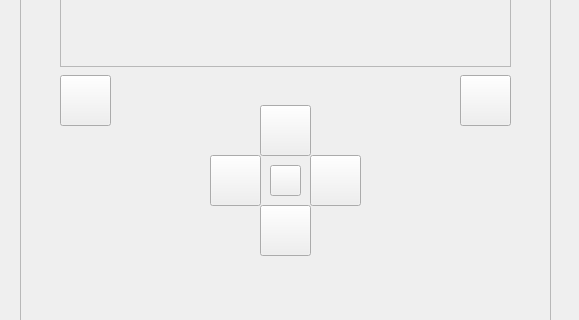
jSiderius/HeartWave, file HeartWave/mainwindow.ui: the form before one commit; both pictures show x 0 to 579 and y 225 to 545 of the 579 by 695 pixel window.
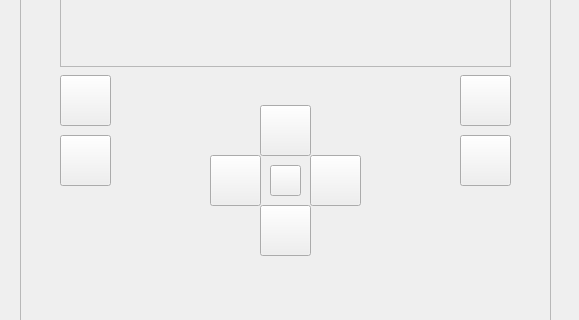
The form after the commit.

What changed in the file:
```diff
--- a/HeartWave/mainwindow.ui
+++ b/HeartWave/mainwindow.ui
@@ -149,6 +149,32 @@
       <string/>
      </property>
     </widget>
+    <widget class="QPushButton" name="deleteButton">
+     <property name="geometry">
+      <rect>
+       <x>40</x>
+       <y>350</y>
+       <width>51</width>
+       <height>51</height>
+      </rect>
+     </property>
+     <property name="text">
+      <string/>
+     </property>
+    </widget>
+    <widget class="QPushButton" name="deleteAllButton">
+     <property name="geometry">
+      <rect>
+       <x>440</x>
+       <y>350</y>
+       <width>51</width>
+       <height>51</height>
+      </rect>
+     </property>
+     <property name="text">
+      <string/>
+     </property>
+    </widget>
    </widget>
   </widget>
   <widget class="QMenuBar" name="menubar">
```
